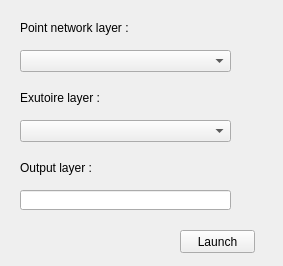
Before: the Qt Designer form reOrderDock.ui in SebastienPeillet/AutomaTracks, drawn with Qt 5.
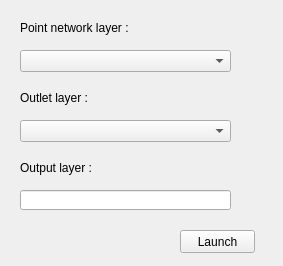
After: the same form once the commit is applied.

Commit message: Change some details on user interface

```diff
--- a/reOrderDock.ui
+++ b/reOrderDock.ui
@@ -56,7 +56,7 @@
     </rect>
    </property>
    <property name="text">
-    <string>Exutoire layer :</string>
+    <string>Outlet layer :</string>
    </property>
   </widget>
   <widget class="QLineEdit" name="outputEdit">
```
The commit also changes 1 other file.
